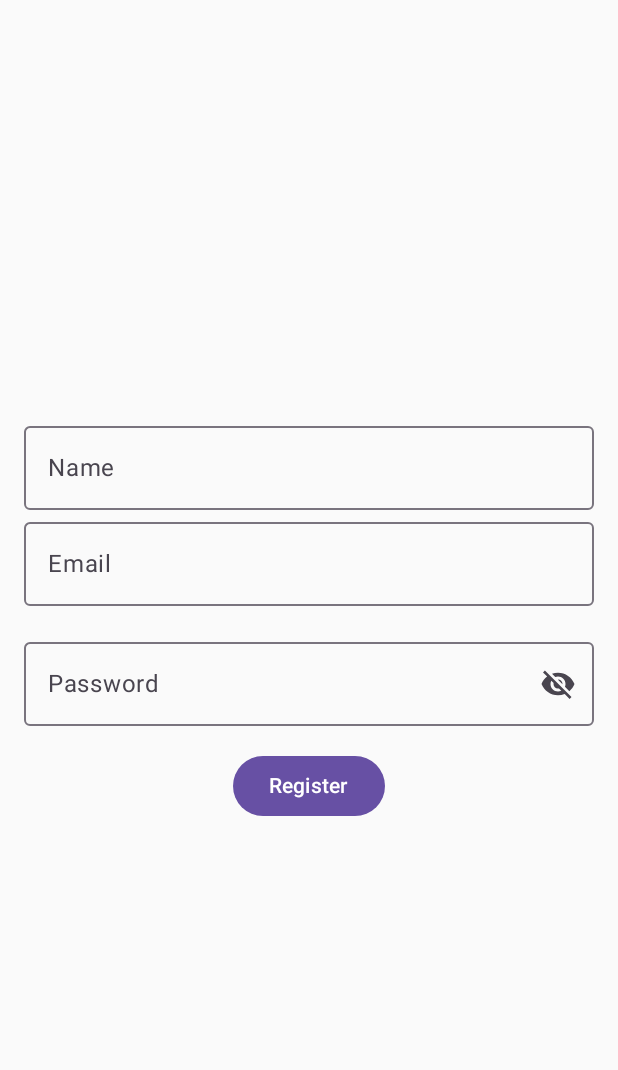
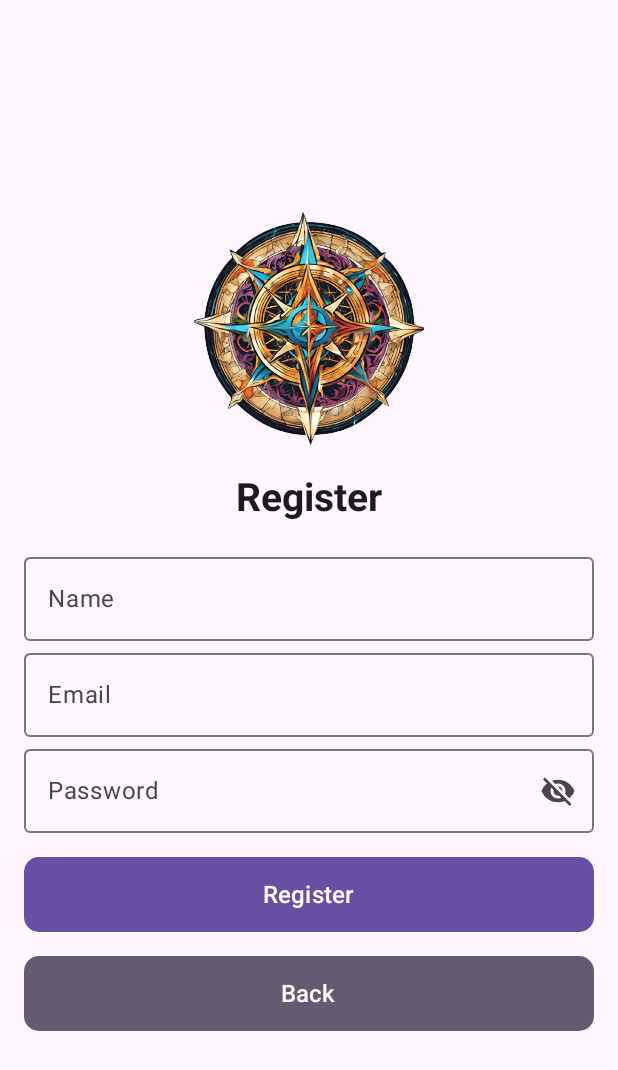
Before and after one commit to bernardo-taciano/Summoners-Compass, an Android app built with Jetpack Compose: the screen it shows after launch (RegisterActivity), after a tap on "Don't have an account? Register", on a phone screen of 412 x 824 dp. Shown: the top 1070 px of the screen. Run offline under Robolectric (Android 15) with nearby library versions, the phone set to English and light mode, and no system bars; our stand-ins replace Firebase (no records; nobody signed in at launch, a user with empty details on screens opened directly).

Commit message:
Updated UI

```diff
--- a/app/src/main/java/com/example/summonerscompass/LoginActivity.kt
+++ b/app/src/main/java/com/example/summonerscompass/LoginActivity.kt
@@ -5,7 +5,15 @@ import android.os.Bundle
 import android.widget.Toast
 import androidx.activity.ComponentActivity
 import androidx.activity.compose.setContent
-import androidx.compose.foundation.layout.*
+import androidx.compose.foundation.Image
+import androidx.compose.foundation.layout.Arrangement
+import androidx.compose.foundation.layout.Column
+import androidx.compose.foundation.layout.Spacer
+import androidx.compose.foundation.layout.fillMaxSize
+import androidx.compose.foundation.layout.fillMaxWidth
+import androidx.compose.foundation.layout.height
+import androidx.compose.foundation.layout.padding
+import androidx.compose.foundation.shape.RoundedCornerShape
 import androidx.compose.foundation.text.KeyboardOptions
 import androidx.compose.material.icons.Icons
 import androidx.compose.material.icons.filled.Visibility
@@ -14,16 +22,28 @@ import androidx.compose.material3.Button
 import androidx.compose.material3.Icon
 import androidx.compose.material3.IconButton
 import androidx.compose.material3.OutlinedTextField
+import androidx.compose.material3.Scaffold
+import androidx.compose.material3.SnackbarHost
+import androidx.compose.material3.SnackbarHostState
 import androidx.compose.material3.Text
 import androidx.compose.material3.TextButton
-import androidx.compose.runtime.*
+import androidx.compose.runtime.Composable
+import androidx.compose.runtime.getValue
+import androidx.compose.runtime.mutableStateOf
+import androidx.compose.runtime.remember
+import androidx.compose.runtime.rememberCoroutineScope
+import androidx.compose.runtime.setValue
 import androidx.compose.ui.Alignment
 import androidx.compose.ui.Modifier
+import androidx.compose.ui.res.painterResource
+import androidx.compose.ui.text.font.FontWeight
 import androidx.compose.ui.text.input.KeyboardType
 import androidx.compose.ui.text.input.PasswordVisualTransformation
 import androidx.compose.ui.text.input.VisualTransformation
 import androidx.compose.ui.unit.dp
+import androidx.compose.ui.unit.sp
 import com.google.firebase.auth.FirebaseAuth
+import kotlinx.coroutines.launch
 
 class LoginActivity : ComponentActivity() {
     private lateinit var auth: FirebaseAuth
@@ -56,25 +76,50 @@ class LoginActivity : ComponentActivity() {
                     startActivity(Intent(this, MainActivity::class.java))
                     finish()
                 } else {
-                    Toast.makeText(this, "Error: ${task.exception?.message}", Toast.LENGTH_SHORT).show()
+                    Toast.makeText(this, "Error: ${task.exception?.message}", Toast.LENGTH_SHORT)
+                        .show()
                 }
             }
     }
 }
 
+
 @Composable
 fun LoginScreen(onLoginClicked: (String, String) -> Unit, onRegisterClicked: () -> Unit) {
     var email by remember { mutableStateOf("") }
     var password by remember { mutableStateOf("") }
-    var passwordVisible by remember { mutableStateOf(false)}
+    var passwordVisible by remember { mutableStateOf(false) }
+    val snackbarHostState = remember { SnackbarHostState() } // Estado do Snackbar
+    val coroutineScope = rememberCoroutineScope() // Escopo para lançar corrotinas
 
+    Scaffold(
+        snackbarHost = { SnackbarHost(snackbarHostState) }
+    ) { paddingValues ->
         Column(
             modifier = Modifier
                 .fillMaxSize()
+                .padding(paddingValues)
                 .padding(16.dp),
             horizontalAlignment = Alignment.CenterHorizontally,
             verticalArrangement = Arrangement.Center
         ) {
+            Image(
+                painter = painterResource(id = R.drawable.summoners_logo),
+                contentDescription = "Summoner's Logo",
+                modifier = Modifier
+                    .fillMaxWidth()
+                    .height(180.dp)
+                    .padding(bottom = 16.dp)
+            )
+
+            Text(
+                text = "Summoner's Compass",
+                fontWeight = FontWeight.Bold,
+                fontSize = 26.sp
+            )
+
+            Spacer(modifier = Modifier.height(16.dp))
+
             OutlinedTextField(
                 value = email,
                 onValueChange = { email = it },
@@ -97,18 +142,41 @@ fun LoginScreen(onLoginClicked: (String, String) -> Unit, onRegisterClicked: ()
 
                     val description = if (passwordVisible) "Hide password" else "Show password"
 
-                IconButton(onClick = {passwordVisible = !passwordVisible}){
-                    Icon(imageVector  = image, description)
+                    IconButton(onClick = { passwordVisible = !passwordVisible }) {
+                        Icon(imageVector = image, description)
                     }
                 }
             )
+
             Spacer(modifier = Modifier.height(16.dp))
-        Button(onClick = { onLoginClicked(email, password) }) {
-            Text("Login")
+            Button(
+                onClick = {
+                    if (email.isEmpty() || password.isEmpty()) {
+                        coroutineScope.launch {
+                            snackbarHostState.showSnackbar(
+                                message = "Please enter both email and password.",
+                                actionLabel = "OK",
+                            )
                         }
+                    } else {
+                        onLoginClicked(email, password)
+                    }
+                },
+                modifier = Modifier
+                    .fillMaxWidth()
+                    .height(50.dp),
+                shape = RoundedCornerShape(10.dp)
+            ) {
+                Text(
+                    "Login",
+                    fontSize = 16.sp
+                )
+            }
+
             Spacer(modifier = Modifier.height(8.dp))
             TextButton(onClick = { onRegisterClicked() }) {
                 Text("Don't have an account? Register")
             }
         }
     }
+}
--- a/app/src/main/java/com/example/summonerscompass/RegisterActivity.kt
+++ b/app/src/main/java/com/example/summonerscompass/RegisterActivity.kt
@@ -5,25 +5,35 @@ import android.os.Bundle
 import android.widget.Toast
 import androidx.activity.ComponentActivity
 import androidx.activity.compose.setContent
+import androidx.compose.foundation.Image
 import androidx.compose.foundation.layout.*
+import androidx.compose.foundation.shape.RoundedCornerShape
 import androidx.compose.foundation.text.KeyboardOptions
 import androidx.compose.material.icons.Icons
 import androidx.compose.material.icons.filled.Visibility
 import androidx.compose.material.icons.filled.VisibilityOff
 import androidx.compose.material3.Button
+import androidx.compose.material3.ButtonDefaults
 import androidx.compose.material3.Icon
 import androidx.compose.material3.IconButton
 import androidx.compose.material3.OutlinedTextField
+import androidx.compose.material3.Scaffold
+import androidx.compose.material3.SnackbarHost
+import androidx.compose.material3.SnackbarHostState
 import androidx.compose.material3.Text
 import androidx.compose.runtime.*
 import androidx.compose.ui.Alignment
 import androidx.compose.ui.Modifier
+import androidx.compose.ui.res.painterResource
+import androidx.compose.ui.text.font.FontWeight
 import androidx.compose.ui.text.input.KeyboardType
 import androidx.compose.ui.text.input.PasswordVisualTransformation
 import androidx.compose.ui.text.input.VisualTransformation
 import androidx.compose.ui.unit.dp
+import androidx.compose.ui.unit.sp
 import com.google.firebase.auth.FirebaseAuth
 import com.google.firebase.database.FirebaseDatabase
+import kotlinx.coroutines.launch
 
 class RegisterActivity : ComponentActivity() {
     private lateinit var auth: FirebaseAuth
@@ -34,13 +44,15 @@ class RegisterActivity : ComponentActivity() {
 
         // Initialize Firebase Auth
         auth = FirebaseAuth.getInstance()
-        db = FirebaseDatabase.getInstance("https://summoners-compass-default-rtdb.europe-west1.firebasedatabase.app")
+        db =
+            FirebaseDatabase.getInstance("https://summoners-compass-default-rtdb.europe-west1.firebasedatabase.app")
 
         setContent {
             RegisterScreen(
                 onRegisterClicked = { email, password, name ->
                     registerWithEmailAndPassword(email, password, name)
-                }
+                },
+                onLoginClicked = { startActivity(Intent(this, LoginActivity::class.java)) },
             )
         }
     }
@@ -57,7 +69,8 @@ class RegisterActivity : ComponentActivity() {
                     startActivity(Intent(this, LoginActivity::class.java))
                     finish()
                 } else {
-                    Toast.makeText(this, "Error: ${task.exception?.message}", Toast.LENGTH_SHORT).show()
+                    Toast.makeText(this, "Error: ${task.exception?.message}", Toast.LENGTH_SHORT)
+                        .show()
                 }
             }
     }
@@ -73,26 +86,54 @@ class RegisterActivity : ComponentActivity() {
                 if (task.isSuccessful) {
                     Toast.makeText(this, "Data saved successfully!", Toast.LENGTH_SHORT).show()
                 } else {
-                    Toast.makeText(this, "Error: ${task.exception?.message}", Toast.LENGTH_SHORT).show()
+                    Toast.makeText(this, "Error: ${task.exception?.message}", Toast.LENGTH_SHORT)
+                        .show()
                 }
             }
     }
 }
 
 @Composable
-fun RegisterScreen(onRegisterClicked: (String, String, String) -> Unit) {
+fun RegisterScreen(
+    onRegisterClicked: (String, String, String) -> Unit,
+    onLoginClicked: () -> Unit
+) {
     var email by remember { mutableStateOf("") }
     var password by remember { mutableStateOf("") }
-    var passwordVisible by remember { mutableStateOf(false)}
+    var passwordVisible by remember { mutableStateOf(false) }
     var name by remember { mutableStateOf("") }
 
+    val snackbarHostState = remember { SnackbarHostState() } // Gerencia o estado do Snackbar
+    val coroutineScope = rememberCoroutineScope() // Permite lançar corrotinas
+
+    Scaffold(
+        snackbarHost = { SnackbarHost(snackbarHostState) }
+    ) { paddingValues ->
         Column(
             modifier = Modifier
                 .fillMaxSize()
+                .padding(paddingValues)
                 .padding(16.dp),
             horizontalAlignment = Alignment.CenterHorizontally,
             verticalArrangement = Arrangement.Center
         ) {
+            Image(
+                painter = painterResource(id = R.drawable.summoners_logo), // Altere para o ID correto do recurso
+                contentDescription = "Summoner's Logo",
+                modifier = Modifier
+                    .fillMaxWidth()
+                    .height(180.dp)
+                    .padding(bottom = 16.dp)
+            )
+
+            Text(
+                text = "Register",
+                fontWeight = FontWeight.Bold,
+                fontSize = 26.sp
+            )
+
+            Spacer(modifier = Modifier.height(16.dp))
+
             OutlinedTextField(
                 value = name,
                 onValueChange = { name = it },
@@ -107,7 +148,6 @@ fun RegisterScreen(onRegisterClicked: (String, String, String) -> Unit) {
                 modifier = Modifier.fillMaxWidth(),
                 keyboardOptions = KeyboardOptions(keyboardType = KeyboardType.Email)
             )
-        Spacer(modifier = Modifier.height(16.dp))
             OutlinedTextField(
                 value = password,
                 onValueChange = { password = it },
@@ -122,14 +162,49 @@ fun RegisterScreen(onRegisterClicked: (String, String, String) -> Unit) {
 
                     val description = if (passwordVisible) "Hide password" else "Show password"
 
-                IconButton(onClick = {passwordVisible = !passwordVisible}){
-                    Icon(imageVector  = image, description)
+                    IconButton(onClick = { passwordVisible = !passwordVisible }) {
+                        Icon(imageVector = image, description)
                     }
                 }
             )
             Spacer(modifier = Modifier.height(16.dp))
-        Button(onClick = { onRegisterClicked(email, password, name) }) {
-            Text("Register")
+            Button(
+                onClick = {
+                    if (name.isEmpty() || email.isEmpty() || password.isEmpty()) {
+                        coroutineScope.launch {
+                            snackbarHostState.showSnackbar(
+                                message = "Please fill in all fields.",
+                                actionLabel = "OK"
+                            )
+                        }
+                    } else {
+                        onRegisterClicked(email, password, name)
+                    }
+                },
+                modifier = Modifier
+                    .fillMaxWidth()
+                    .height(50.dp),
+                shape = RoundedCornerShape(10.dp)
+            ) {
+                Text(
+                    "Register",
+                    fontSize = 16.sp
+                )
+            }
+            Spacer(modifier = Modifier.height(16.dp))
+            Button(
+                onClick = { onLoginClicked() },
+                modifier = Modifier
+                    .fillMaxWidth()
+                    .height(50.dp),
+                shape = RoundedCornerShape(10.dp),
+                colors = ButtonDefaults.buttonColors(containerColor = androidx.compose.material3.MaterialTheme.colorScheme.secondary)
+            ) {
+                Text(
+                    "Back",
+                    fontSize = 16.sp
+                )
             }
         }
     }
+}
--- a/app/src/main/java/com/example/summonerscompass/presentation/glossary_screen/GlossaryScreen.kt
+++ b/app/src/main/java/com/example/summonerscompass/presentation/glossary_screen/GlossaryScreen.kt
@@ -26,6 +26,7 @@ import androidx.compose.ui.graphics.Color
 import androidx.compose.ui.graphics.asImageBitmap
 import androidx.compose.ui.graphics.vector.ImageVector
 import androidx.compose.ui.text.font.FontWeight
+import androidx.compose.ui.text.style.TextAlign
 import androidx.compose.ui.unit.dp
 import androidx.compose.ui.unit.sp
 import androidx.lifecycle.viewmodel.compose.viewModel
@@ -74,17 +75,12 @@ fun GlossaryScreen(
                 )
 
                 Text(
-                    text = "${champions.size}/169 found",
+                    text = "${champions.size}/169 \n Champions found",
+                    textAlign = TextAlign.Center,
                     style = MaterialTheme.typography.bodyLarge.copy(fontWeight = FontWeight.Bold),
                     color = MaterialTheme.colorScheme.onSurface
                 )
             }
-
-            Text(
-                text = "Champions Found",
-                style = MaterialTheme.typography.headlineSmall.copy(fontWeight = FontWeight.Bold),
-                color = MaterialTheme.colorScheme.onBackground
-            )
 
             LazyVerticalGrid(
                 columns = GridCells.Fixed(2),
--- a/app/src/main/java/com/example/summonerscompass/presentation/glossary_screen/GlossaryScreenViewModel.kt
+++ b/app/src/main/java/com/example/summonerscompass/presentation/glossary_screen/GlossaryScreenViewModel.kt
@@ -90,7 +90,6 @@ class GlossaryScreenViewModel : ViewModel() {
                     }
                 }
 
-                // Atualize os estados com os dados carregados
                 _squares.value = squareList
                 _glossary.value = championList
             } catch (e: Exception) {
```
Also changed, not shown: app/src/main/res/drawable/summoners_logo.png (added). Lines whose indentation alone changed are shown as unchanged.
